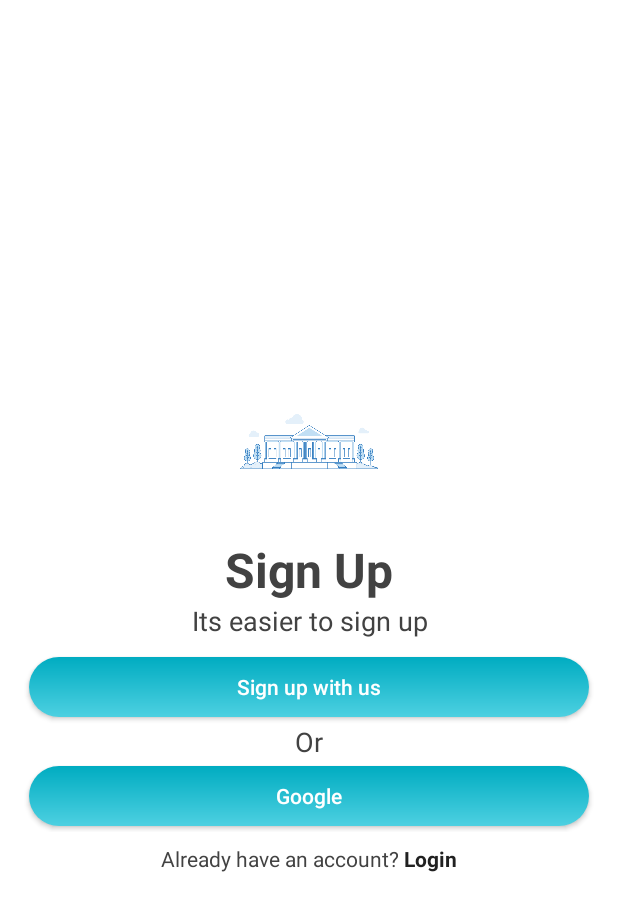
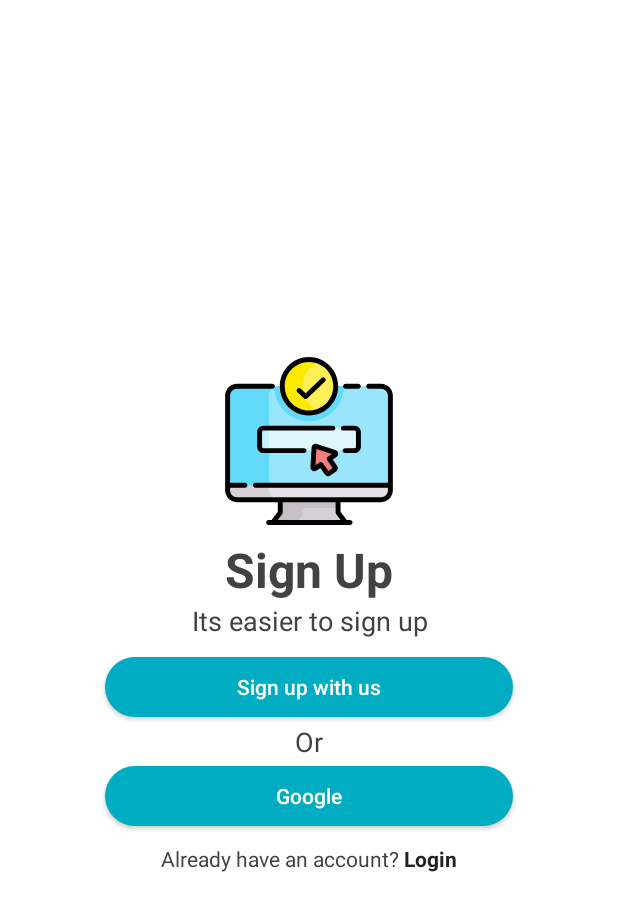
Before and after one commit to traversebd/tottho, an Android app: the screen it shows after launch (GenericAuthActivity), on a phone screen of 412 x 824 dp. Shown: the top 911 px of the screen. Run offline under Robolectric (Android 15) with nearby library versions, the phone set to English and light mode, and no system bars.

Commit message:
auth ui part 2

```diff
--- a/app/src/main/java/com/teamtraverse/tottho/activities/base/auth/GenericAuthActivity.java
+++ b/app/src/main/java/com/teamtraverse/tottho/activities/base/auth/GenericAuthActivity.java
@@ -1,7 +1,9 @@
 package com.teamtraverse.tottho.activities.base.auth;
 
 import androidx.appcompat.app.AppCompatActivity;
+import android.content.Intent;
 import android.os.Bundle;
+import android.view.View;
 import com.teamtraverse.tottho.R;
 
 public class GenericAuthActivity extends AppCompatActivity {
@@ -10,5 +12,41 @@ public class GenericAuthActivity extends AppCompatActivity {
     protected void onCreate(Bundle savedInstanceState) {
         super.onCreate(savedInstanceState);
         setContentView(R.layout.activity_generic_auth);
+
+        //region init UI and perform UI interactions
+        initUI();
+        bindUIWithComponents();
+        //endregion
     }
+
+    //region init x,ml components
+    private void initUI() {
+
+    }
+    //endregion
+
+    //region perform all UI interactions
+    private void bindUIWithComponents() {
+        findViewById(R.id.signUpWithUs).setOnClickListener(new View.OnClickListener() {
+            @Override
+            public void onClick(View view) {
+                startActivity(new Intent(GenericAuthActivity.this,RegistrationActivity.class));
+            }
+        });
+
+        findViewById(R.id.onTapGoogle).setOnClickListener(new View.OnClickListener() {
+            @Override
+            public void onClick(View view) {
+
+            }
+        });
+
+        findViewById(R.id.login).setOnClickListener(new View.OnClickListener() {
+            @Override
+            public void onClick(View view) {
+                startActivity(new Intent(GenericAuthActivity.this, LoginActivity.class));
+            }
+        });
+    }
+    //endregion
 }
--- a/app/src/main/java/com/teamtraverse/tottho/activities/base/auth/LoginActivity.java
+++ b/app/src/main/java/com/teamtraverse/tottho/activities/base/auth/LoginActivity.java
@@ -1,10 +1,11 @@
 package com.teamtraverse.tottho.activities.base.auth;
 
 import androidx.appcompat.app.AppCompatActivity;
+import android.content.Intent;
 import android.os.Bundle;
 import android.view.View;
-
 import com.teamtraverse.tottho.R;
+import com.teamtraverse.tottho.activities.base.TourPageActivity;
 
 public class LoginActivity extends AppCompatActivity {
 
@@ -25,6 +26,12 @@ public class LoginActivity extends AppCompatActivity {
     //endregion
 
     private void bindUIWithComponents() {
+        findViewById(R.id.login).setOnClickListener(new View.OnClickListener() {
+            @Override
+            public void onClick(View view) {
+                startActivity(new Intent(LoginActivity.this, TourPageActivity.class));
+            }
+        });
     }
     //endregion
 }
--- a/app/src/main/java/com/teamtraverse/tottho/activities/base/auth/RegistrationActivity.java
+++ b/app/src/main/java/com/teamtraverse/tottho/activities/base/auth/RegistrationActivity.java
@@ -1,8 +1,11 @@
 package com.teamtraverse.tottho.activities.base.auth;
 
 import androidx.appcompat.app.AppCompatActivity;
+import android.content.Intent;
 import android.os.Bundle;
+import android.view.View;
 import com.teamtraverse.tottho.R;
+import com.teamtraverse.tottho.activities.base.TourPageActivity;
 
 public class RegistrationActivity extends AppCompatActivity {
 
@@ -23,6 +26,12 @@ public class RegistrationActivity extends AppCompatActivity {
     //endregion
 
     private void bindUIWithComponents() {
+        findViewById(R.id.signUp).setOnClickListener(new View.OnClickListener() {
+            @Override
+            public void onClick(View view) {
+                startActivity(new Intent(RegistrationActivity.this, TourPageActivity.class));
+            }
+        });
     }
     //endregion
 }
--- a/app/src/main/res/drawable/button_shape_round_corner.xml
+++ b/app/src/main/res/drawable/button_shape_round_corner.xml
@@ -7,7 +7,7 @@
             <gradient
                 android:angle="90"
                 android:endColor="@color/md_cyan_600"
-                android:startColor="@color/md_cyan_300"
+                android:startColor="@color/md_cyan_600"
                 android:type="linear" />
             <corners android:radius="20dp" />
         </shape>
--- /dev/null
+++ b/app/src/main/res/drawable/ic_information.xml
@@ -0,0 +1,60 @@
+<vector xmlns:android="http://schemas.android.com/apk/res/android"
+    android:width="512dp"
+    android:height="512dp"
+    android:viewportWidth="511.537"
+    android:viewportHeight="511.537">
+  <path
+      android:pathData="m344.268,434.447v39.272l22.612,30.318h-221.223l22.612,-30.318v-39.272,-34.365h175.07z"
+      android:fillColor="#d7d0d6"/>
+  <path
+      android:pathData="m344.269,434.447 l-0.93,-34.365h-175.07v34.365,25.005 14.267l-22.612,30.318h73.294l14.778,-19.814c1.507,-2.02 2.321,-4.473 2.321,-6.993v-2.684c0,-8.336 6.758,-15.094 15.094,-15.094h93.126v-25.005z"
+      android:fillColor="#c9bfc8"/>
+  <path
+      android:pathData="m461.911,310.082h-377.86l-76.083,80.17v15.58c0,15.8 12.82,28.62 28.62,28.62h438.36c15.8,0 28.62,-12.82 28.62,-28.62v-15.58z"
+      android:fillColor="#e5e1e5"/>
+  <path
+      android:pathData="m503.569,117.512v272.74h-495.6v-272.74c0,-15.8 12.82,-28.61 28.62,-28.61h438.36c15.8,0 28.62,12.81 28.62,28.61z"
+      android:fillColor="#99e6fc"/>
+  <path
+      android:pathData="m134.049,405.832v-15.58,-80.17h-49.998l-76.083,80.17v15.58c0,15.8 12.82,28.62 28.62,28.62h126.08c-15.799,0 -28.619,-12.82 -28.619,-28.62z"
+      android:fillColor="#d7d0d6"/>
+  <path
+      android:pathData="m162.667,88.902h-13.297,-112.781c-15.806,0 -28.62,12.814 -28.62,28.62v272.73h126.08v-272.74c0,-6.303 2.041,-12.128 5.498,-16.854 3.188,-4.359 10.071,-2.707 10.799,2.644 7.051,51.882 51.638,91.996 105.423,91.996 58.668,0 106.397,-47.729 106.399,-106.396z"
+      android:fillColor="#62dbfb"/>
+  <path
+      android:pathData="M255.769,88.899m-81.399,0a81.399,81.399 0,1 1,162.798 0a81.399,81.399 0,1 1,-162.798 0"
+      android:fillColor="#fef056"/>
+  <path
+      android:pathData="m236.708,88.899c0,-33.913 20.756,-62.978 50.242,-75.213 -9.602,-3.985 -20.138,-6.186 -31.181,-6.186 -44.956,0 -81.399,36.444 -81.399,81.399s36.444,81.399 81.399,81.399c11.043,0 21.585,-2.204 31.187,-6.189 -29.486,-12.235 -50.248,-41.298 -50.248,-75.21z"
+      android:fillColor="#fee903"/>
+  <path
+      android:pathData="m394.2,284.995c6.646,0 12.033,-5.387 12.033,-12.033v-44.319c0,-6.646 -5.387,-12.033 -12.033,-12.033h-276.863c-6.646,0 -12.033,5.387 -12.033,12.033v44.319c0,6.646 5.387,12.033 12.033,12.033z"
+      android:fillColor="#dff6fd"/>
+  <path
+      android:pathData="m134.049,216.61h-16.712c-6.646,0 -12.033,5.387 -12.033,12.033v44.319c0,6.646 5.387,12.033 12.033,12.033h16.712z"
+      android:fillColor="#c8effe"/>
+  <path
+      android:pathData="m333.66,290.083 l-56.533,-18.009c-2.867,-0.913 -5.826,1.12 -6.002,4.124l-3.459,59.231c-0.224,3.829 4.052,6.24 7.213,4.068l17.373,-11.938 17.995,26.188c1.364,1.984 4.078,2.488 6.062,1.124l18.06,-12.41c1.984,-1.364 2.488,-4.077 1.124,-6.062l-17.995,-26.188 17.373,-11.938c3.161,-2.169 2.443,-7.026 -1.211,-8.19z"
+      android:fillColor="#f47c7c"/>
+  <path
+      android:fillColor="#FF000000"
+      android:pathData="m367.168,96.399h38.45c4.143,0 7.5,-3.357 7.5,-7.5s-3.357,-7.5 -7.5,-7.5h-38.45c-4.143,0 -7.5,3.357 -7.5,7.5s3.357,7.5 7.5,7.5z"/>
+  <path
+      android:fillColor="#FF000000"
+      android:pathData="m474.946,81.399h-37.365c-4.143,0 -7.5,3.357 -7.5,7.5s3.357,7.5 7.5,7.5h37.365c11.644,0 21.117,9.473 21.117,21.117v265.234h-403.334c-4.143,0 -7.5,3.357 -7.5,7.5s3.357,7.5 7.5,7.5h403.335v8.08c0,11.644 -9.474,21.117 -21.117,21.117h-438.356c-11.644,0 -21.117,-9.474 -21.117,-21.117v-8.08h45.293c4.143,0 7.5,-3.357 7.5,-7.5s-3.357,-7.5 -7.5,-7.5h-45.293v-265.233c0,-11.645 9.474,-21.117 21.117,-21.117h107.778c4.143,0 7.5,-3.357 7.5,-7.5s-3.357,-7.5 -7.5,-7.5h-107.778c-19.915,0 -36.117,16.202 -36.117,36.117v288.313c0,19.915 16.202,36.117 36.117,36.117h124.178v29.283l-18.873,25.307h-9.056c-4.143,0 -7.5,3.357 -7.5,7.5s3.357,7.5 7.5,7.5h247.95c4.143,0 7.5,-3.357 7.5,-7.5s-3.357,-7.5 -7.5,-7.5h-10.147l-18.873,-25.307v-29.283h123.178c19.915,0 36.117,-16.202 36.117,-36.117v-288.313c-0.002,-19.915 -16.204,-36.118 -36.119,-36.118zM338.257,478.202 L351.931,496.537h-191.325l13.674,-18.335c0.967,-1.295 1.488,-2.867 1.488,-4.483v-31.771h161v31.771c0.001,1.616 0.522,3.188 1.489,4.483z"/>
+  <path
+      android:fillColor="#FF000000"
+      android:pathData="m255.769,177.798c49.02,0 88.899,-39.88 88.899,-88.899s-39.88,-88.899 -88.899,-88.899 -88.899,39.88 -88.899,88.898c-0.001,49.02 39.879,88.9 88.899,88.9zM255.769,15c40.748,0 73.899,33.15 73.899,73.898s-33.151,73.899 -73.899,73.899 -73.899,-33.151 -73.899,-73.899 33.151,-73.898 73.899,-73.898z"/>
+  <path
+      android:fillColor="#FF000000"
+      android:pathData="m240.783,126.091c1.433,1.302 3.239,1.95 5.044,1.95 1.881,0 3.76,-0.704 5.211,-2.104l53.332,-51.494c2.979,-2.877 3.063,-7.625 0.186,-10.605 -2.878,-2.979 -7.624,-3.063 -10.605,-0.186l-48.276,46.613 -15.03,-13.664c-3.063,-2.784 -7.808,-2.562 -10.595,0.505 -2.786,3.064 -2.561,7.809 0.505,10.595z"/>
+  <path
+      android:fillColor="#FF000000"
+      android:pathData="m117.337,224.11h211c4.143,0 7.5,-3.357 7.5,-7.5s-3.357,-7.5 -7.5,-7.5h-211c-10.771,0 -19.532,8.763 -19.532,19.533v44.318c0,10.771 8.762,19.533 19.532,19.533h123.223c4.143,0 7.5,-3.357 7.5,-7.5s-3.357,-7.5 -7.5,-7.5h-123.223c-2.499,0 -4.532,-2.033 -4.532,-4.533v-44.318c0,-2.499 2.033,-4.533 4.532,-4.533z"/>
+  <path
+      android:fillColor="#FF000000"
+      android:pathData="m360.299,224.11h33.901c2.499,0 4.532,2.033 4.532,4.533v44.318c0,2.5 -2.033,4.533 -4.532,4.533h-28.657c-4.143,0 -7.5,3.357 -7.5,7.5s3.357,7.5 7.5,7.5h28.657c10.771,0 19.532,-8.763 19.532,-19.533v-44.318c0,-10.771 -8.762,-19.533 -19.532,-19.533h-33.901c-4.143,0 -7.5,3.357 -7.5,7.5s3.357,7.5 7.5,7.5z"/>
+  <path
+      android:fillColor="#FF000000"
+      android:pathData="m344.24,292.705c-0.682,-4.61 -3.864,-8.354 -8.305,-9.769l-56.533,-18.009c-3.589,-1.146 -7.429,-0.574 -10.532,1.559 -3.105,2.133 -5.012,5.514 -5.232,9.274l-3.458,59.231c-0.271,4.652 2.081,8.965 6.14,11.254 4.06,2.289 8.967,2.071 12.808,-0.566l11.192,-7.69 13.746,20.006c1.794,2.611 4.497,4.367 7.613,4.944 0.729,0.136 1.46,0.202 2.187,0.202 2.375,0 4.692,-0.715 6.69,-2.088l18.063,-12.41c5.387,-3.704 6.759,-11.101 3.057,-16.489l-13.748,-20.008 11.191,-7.689c3.84,-2.639 5.803,-7.143 5.121,-11.752zM314.649,346.912 L298.434,323.313c-1.127,-1.64 -2.858,-2.765 -4.814,-3.127 -0.454,-0.085 -0.911,-0.126 -1.367,-0.126 -1.506,0 -2.989,0.454 -4.247,1.318l-12.508,8.595 2.897,-49.624 47.362,15.088 -12.507,8.594c-1.64,1.127 -2.765,2.858 -3.127,4.814 -0.363,1.955 0.066,3.976 1.192,5.614l16.217,23.601z"/>
+</vector>
--- a/app/src/main/res/layout/activity_generic_auth.xml
+++ b/app/src/main/res/layout/activity_generic_auth.xml
@@ -35,8 +35,8 @@
                 <ImageView
                     android:layout_width="112dp"
                     android:layout_height="112dp"
-                    android:src="@drawable/government"
-                    android:tag="Drawbale"
+                    android:src="@drawable/ic_information"
+                    android:tag="Drawable"
                     android:layout_gravity="center"/>
 
             </LinearLayout>
@@ -82,7 +82,7 @@
 
                 <Button
                     android:id="@+id/signUpWithUs"
-                    android:layout_width="match_parent"
+                    android:layout_width="272dp"
                     android:layout_height="40dp"
                     android:layout_marginLeft="16dp"
                     android:layout_marginRight="16dp"
@@ -94,6 +94,7 @@
                     android:clickable="true"
                     android:textColor="@color/md_white_1000"
                     android:background="@drawable/button_shape_round_corner"
+                    android:foreground="?attr/selectableItemBackgroundBorderless"
                     android:text="@string/sign_up_with_us"/>
 
                 <TextView
@@ -108,7 +109,7 @@
 
                 <Button
                     android:id="@+id/onTapGoogle"
-                    android:layout_width="match_parent"
+                    android:layout_width="272dp"
                     android:layout_height="40dp"
                     android:layout_marginLeft="16dp"
                     android:layout_marginRight="16dp"
@@ -120,6 +121,7 @@
                     android:clickable="true"
                     android:textColor="@color/md_white_1000"
                     android:background="@drawable/button_shape_round_corner"
+                    android:foreground="?attr/selectableItemBackgroundBorderless"
                     android:text="@string/google"/>
 
             </LinearLayout>
@@ -147,12 +149,12 @@
                     android:textSize="14sp"/>
 
                 <TextView
+                    android:id="@+id/login"
                     android:layout_width="wrap_content"
                     android:layout_height="wrap_content"
                     android:layout_marginRight="4dp"
                     android:layout_marginLeft="4dp"
                     android:layout_gravity="center|left"
-                    android:id="@+id/login"
                     android:gravity="center"
                     android:textColor="@color/commonColor"
                     android:foreground="?attr/selectableItemBackground"
--- a/app/src/main/res/layout/activity_login.xml
+++ b/app/src/main/res/layout/activity_login.xml
@@ -42,7 +42,7 @@
                         android:layout_width="match_parent"
                         android:layout_height="match_parent"
                         android:layout_gravity="center"
-                        android:background="@color/commonColor"
+                        android:background="@color/md_cyan_600"
                         android:gravity="center"
                         android:orientation="vertical">
 
@@ -226,7 +226,7 @@
                 </LinearLayout>
 
                 <Button
-                    android:id="@+id/Login"
+                    android:id="@+id/login"
                     android:layout_width="200dp"
                     android:layout_height="40dp"
                     android:layout_margin="16dp"
--- a/app/src/main/res/layout/activity_registration.xml
+++ b/app/src/main/res/layout/activity_registration.xml
@@ -43,7 +43,7 @@
                         android:layout_width="match_parent"
                         android:layout_height="match_parent"
                         android:layout_gravity="center"
-                        android:background="@color/commonColor"
+                        android:background="@color/md_cyan_600"
                         android:gravity="center"
                         android:orientation="vertical">
 
@@ -376,7 +376,7 @@
                 </LinearLayout>
 
                 <Button
-                    android:id="@+id/SignUp"
+                    android:id="@+id/signUp"
                     android:layout_width="200dp"
                     android:layout_height="40dp"
                     android:layout_marginLeft="16dp"
```
